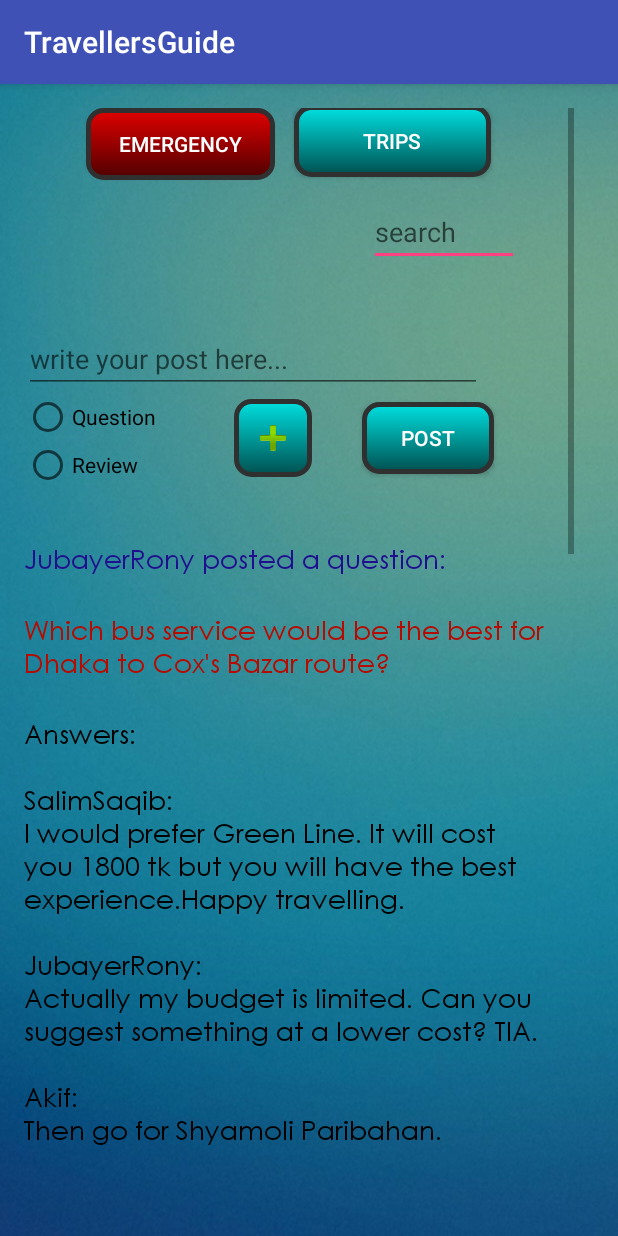
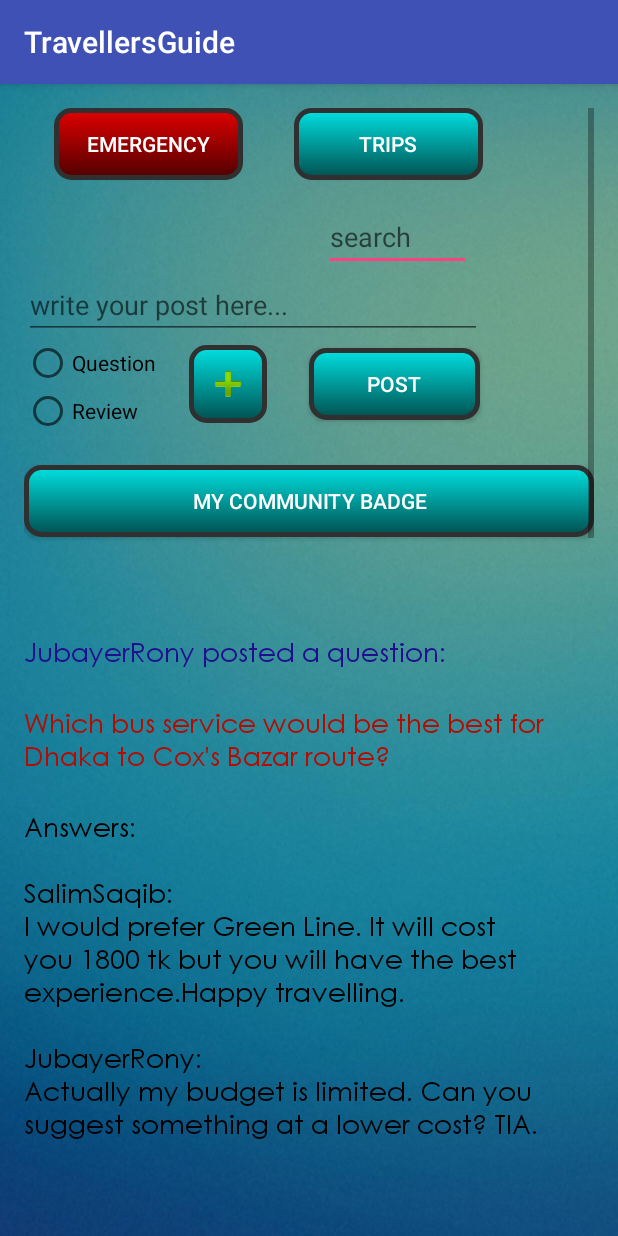
Before and after one commit to JubayerRony/TravelersGuide, an Android app: the Explore screen opened directly, with no data from a screen before it, on a phone screen of 412 x 824 dp. Run offline under Robolectric (Android 15) with nearby library versions, the phone set to English and light mode, and no system bars.

Commit message:
Rony-community baaki.rest are done

```diff
--- a/app/src/main/java/com/example/saqib/travellersguide/Explore.java
+++ b/app/src/main/java/com/example/saqib/travellersguide/Explore.java
@@ -57,4 +57,10 @@ public class Explore extends AppCompatActivity {
         //intent.addFlags(Intent.FLAG_ACTIVITY_NEW_TASK);
         startActivity(intent);
     }
+    public void community(View view){
+
+        Intent intent = new Intent(Explore.this,Community.class);
+        //intent.addFlags(Intent.FLAG_ACTIVITY_NEW_TASK);
+        startActivity(intent);
+    }
 }
--- a/app/src/main/res/layout/activity_createtrip.xml
+++ b/app/src/main/res/layout/activity_createtrip.xml
@@ -42,7 +42,7 @@
         android:layout_alignParentLeft="true"
         android:layout_alignParentStart="true"
         android:id="@+id/editText"
-        android:hint="Cox Bazar..." />
+        android:hint="e.g Cox's Bazar" />
 
     <TextView
         android:text="Date:"
--- a/app/src/main/res/layout/activity_explore.xml
+++ b/app/src/main/res/layout/activity_explore.xml
@@ -11,44 +11,40 @@
     android:paddingTop="@dimen/activity_vertical_margin"
     tools:context="com.example.saqib.travellersguide.Explore"
     android:background="@drawable/t5">
+
     <ScrollView
         android:layout_width="fill_parent"
         android:layout_height="700dp"
-        android:layout_alignParentTop="true"
-        android:layout_alignParentRight="true"
-        android:layout_alignParentEnd="true"
-        android:layout_marginRight="13dp"
-        android:layout_marginEnd="13dp">
+        android:layout_alignParentLeft="true"
+        android:layout_alignParentStart="true">
 
         <LinearLayout
             android:layout_width="wrap_content"
             android:layout_height="wrap_content"
             android:orientation="vertical"
             android:weightSum="1">
-
             <Button
                 android:text="emergency"
                 android:layout_width="126dp"
                 android:layout_height="wrap_content"
-
-
                 android:background="@drawable/button_style2"
                 android:textColor="@android:color/white"
                 android:id="@+id/button4"
                 android:textAlignment="center"
                 android:onClick="emergency"
-                android:layout_marginStart="41dp"
-                android:layout_marginEnd="100dp"
-                android:layout_marginLeft="41dp"
-                android:layout_marginRight="100dp"
-
+                android:layout_marginStart="20dp"
+                android:layout_marginLeft="20dp"
                 android:layout_alignParentTop="true"
                 android:layout_alignParentLeft="true"
-                android:layout_alignParentStart="true" />
+                android:layout_alignParentStart="true"
+                android:layout_above="@+id/editText2" />
 
             <Button
                 android:text="Trips"
-                android:layout_width="131dp"
+                android:layout_width="126dp"
+                android:layout_marginStart="180dp"
+                android:layout_marginLeft="180dp"
+                android:layout_marginTop="-48dp"
                 android:layout_height="wrap_content"
                 android:background="@drawable/button_style"
                 android:textColor="@android:color/white"
@@ -56,22 +52,22 @@
                 android:textAlignment="center"
                 android:onClick="myprofile"
                 android:layout_alignParentTop="true"
-                android:layout_marginTop="-50dp"
-                android:layout_marginLeft="200dp"
-                android:layout_marginStart="180dp" />
+                android:layout_alignRight="@+id/editText10"
+                android:layout_alignEnd="@+id/editText10" />
+
             <EditText
+                android:hint="search"
                 android:layout_height="wrap_content"
                 android:inputType="textPersonName"
                 android:ems="10"
-                android:id="@+id/editText9"
-                android:hint="search"
-                android:layout_width="100dp"
-                android:layout_marginTop="14dp"
-                android:layout_marginStart="230dp"
-                android:layout_marginLeft="230dp"
+                android:id="@+id/editText2"
+                android:layout_marginStart="200dp"
+                android:layout_marginLeft="200dp"
+                android:layout_width="98dp"
                 android:layout_below="@+id/button5"
-                android:layout_alignParentRight="true"
-                android:layout_alignParentEnd="true" />
+                android:layout_alignRight="@+id/button5"
+                android:layout_alignEnd="@+id/button5"
+                android:layout_marginTop="15dp" />
 
             <EditText
                 android:inputType="textPersonName"
@@ -80,10 +76,10 @@
                 android:layout_width="305dp"
                 android:hint="write your post here..."
                 android:layout_height="wrap_content"
-        android:layout_marginTop="39dp"
-        android:layout_below="@+id/button5"
-        android:layout_centerHorizontal="true"
-                android:layout_weight="0.23" />
+                android:layout_weight="0.23"
+                android:layout_below="@+id/editText2"
+                android:layout_centerHorizontal="true" />
+
             <RadioGroup
         android:layout_width="wrap_content"
         android:layout_height="wrap_content"
@@ -117,35 +113,51 @@
                 android:layout_height="wrap_content"
                 app:srcCompat="@android:drawable/ic_input_add"
                 android:background="@drawable/button_style"
-                android:id="@+id/imageButton"
-                android:layout_marginLeft="140dp"
+                android:layout_marginLeft="110dp"
+                android:layout_marginStart="110dp"
                 android:layout_marginTop="-60dp"/>
 
             <Button
                 android:text="Post"
-                android:layout_width="wrap_content"
+                android:layout_width="114dp"
                 android:layout_height="wrap_content"
                 android:background="@drawable/button_style"
                 android:textColor="@android:color/white"
-                android:id="@+id/button16"
-                android:layout_marginLeft="225dp"
-                android:layout_marginTop="-50dp"
-                android:layout_below="@+id/editText10"
+                android:layout_weight="0.26"
+                android:layout_above="@+id/button2"
                 android:layout_alignRight="@+id/editText10"
                 android:layout_alignEnd="@+id/editText10"
-                android:layout_weight="0.33" />
-
-
+                android:layout_marginRight="16dp"
+                android:layout_marginEnd="16dp"
+                android:layout_marginStart="190dp"
+                android:layout_marginLeft="190dp"
+                android:layout_marginTop="-50dp"/>
+            <Button
+                android:text="My Community Badge"
+                android:layout_width="match_parent"
+                android:layout_height="wrap_content"
+                android:id="@+id/button2"
+                android:background="@drawable/button_style"
+                android:textColor="@android:color/white"
+                android:onClick="community"
+                android:layout_weight="0.23"
+                android:layout_below="@+id/radioGroup"
+                android:layout_alignParentLeft="true"
+                android:layout_alignParentStart="true"
+                android:layout_marginTop="30dp" />
             <TextView
                 android:layout_width="wrap_content"
                 android:layout_height="wrap_content"
                 android:textAppearance="?android:attr/textAppearanceMedium"
                 android:id="@+id/feed1"
+                android:layout_below="@+id/button2"
                 android:textColor="#1F0E8E"
                 android:textAlignment="gravity"
+                android:layout_marginTop="20dp"
                 android:layout_alignParentBottom="true"
                 android:layout_alignParentLeft="true"
                 android:layout_alignParentStart="true" />
+
             <TextView
                 android:layout_width="wrap_content"
                 android:layout_height="wrap_content"
@@ -156,6 +168,7 @@
                 android:layout_alignParentBottom="true"
                 android:layout_alignParentLeft="true"
                 android:layout_alignParentStart="true" />
+
             <TextView
                 android:layout_width="wrap_content"
                 android:layout_height="wrap_content"
@@ -166,6 +179,9 @@
                 android:layout_alignParentBottom="true"
                 android:layout_alignParentLeft="true"
                 android:layout_alignParentStart="true" />
+
+
+
             <TextView
                 android:layout_width="wrap_content"
                 android:layout_height="wrap_content"
@@ -187,7 +203,6 @@
                 android:layout_alignParentLeft="true"
                 android:layout_alignParentStart="true" />
 
-
             <ImageView
                 android:layout_width="wrap_content"
                 android:layout_height="wrap_content"
@@ -202,6 +217,8 @@
                 android:layout_alignParentBottom="true"
                 android:layout_alignParentLeft="true"
                 android:layout_alignParentStart="true" />
+
+
         </LinearLayout>
     </ScrollView>
 </RelativeLayout>
```
Also changed, not shown: app/src/main/AndroidManifest.xml (+8 -3 lines), app/src/main/java/com/example/saqib/travellersguide/Community.java (added, +13 -0 lines), app/src/main/res/layout/activity_community.xml (added, +14 -0 lines), app/src/main/res/layout/activity_profile.xml (+13 -1 lines). Lines whose indentation alone changed are shown as unchanged.
